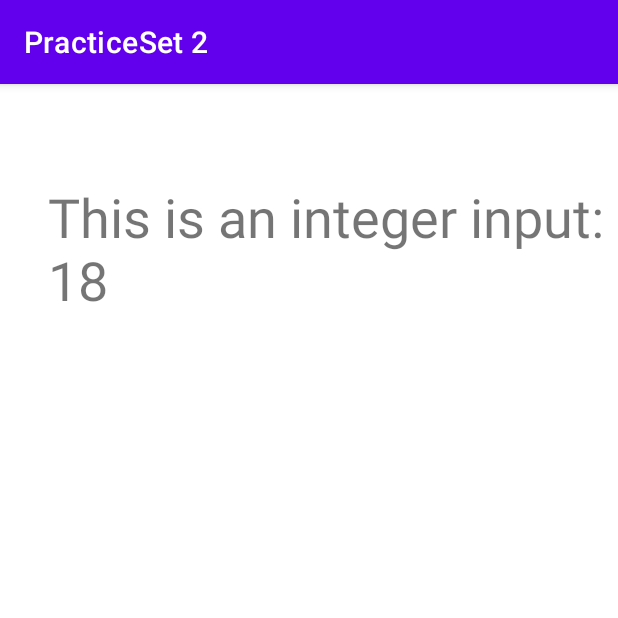
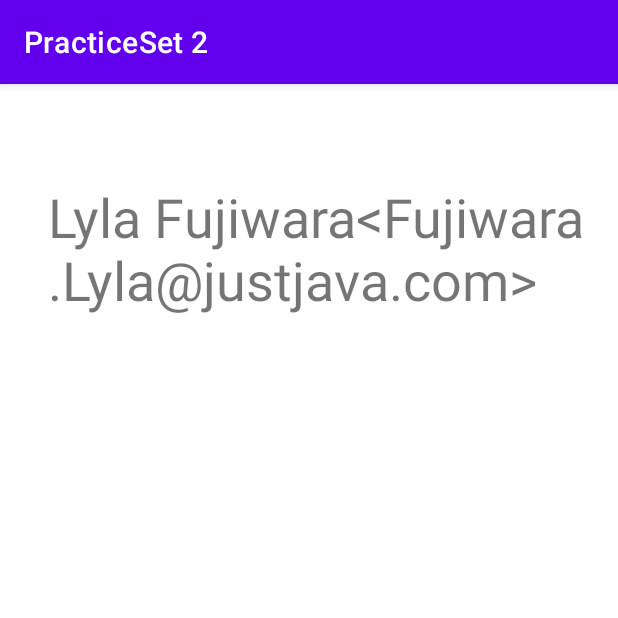
Before and after one commit to ahmed-razic/AndroidBasics_PracticeSet2, an Android app: the screen it shows after launch (MainActivity), on a phone screen of 412 x 824 dp, the top half of it. Run offline under Robolectric (Android 15) with nearby library versions, the phone set to English and light mode, and no system bars.

```diff
--- a/app/src/main/java/com/example/android/practiceset2/MainActivity.java
+++ b/app/src/main/java/com/example/android/practiceset2/MainActivity.java
@@ -46,10 +46,18 @@ public class MainActivity extends AppCompatActivity {
         string currentPlaying = "Fantasy -- Alina Baraz & Galimatias";
         String currentPlaying = "Call Me Up -- Chromeo"*/
 
-        int day1 = 15;
+
+        /*int day1 = 15;
         int day2 = 22;
         int day3 = 18;
-        display((day1 + day2 + day3) / 3);
+        display((day1 + day2 + day3) / 3);*/
+
+        String firstName = "Lyla";
+        String lastName = "Fujiwara";
+        String contactInfo = firstName + " " + lastName;
+        contactInfo = contactInfo + "<" + lastName + "." + firstName + "@justjava.com>";
+        display(contactInfo);
+
 
 
 
```
